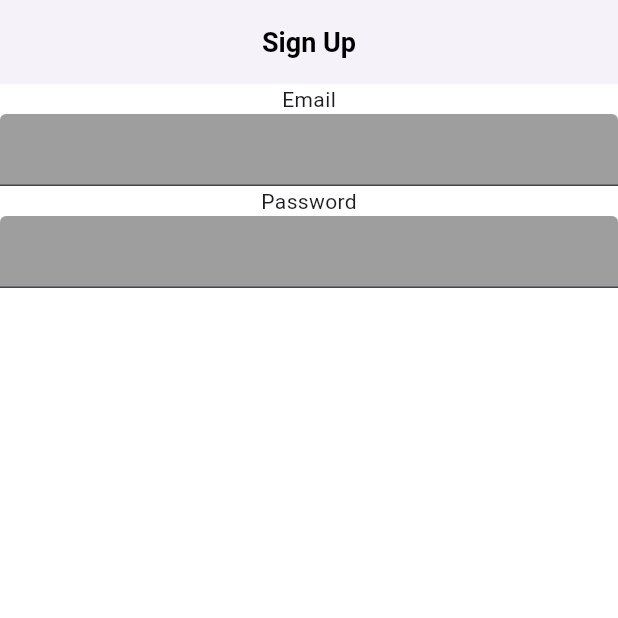
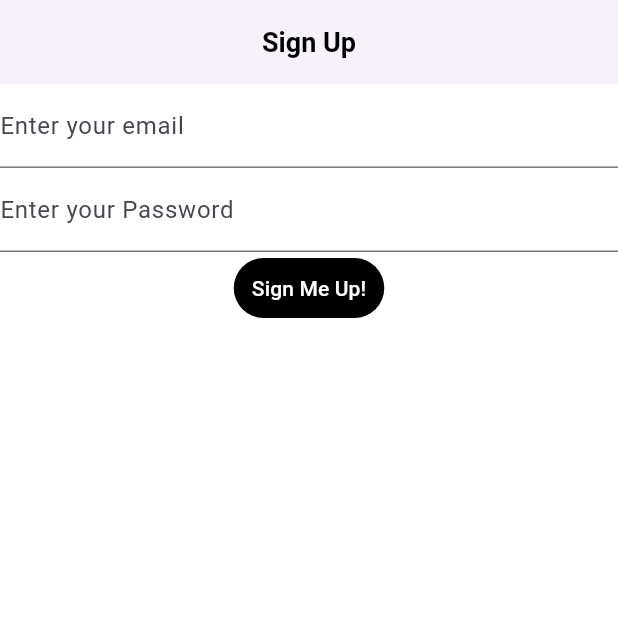
Before and after one commit to VorahPong/Printer_Shop, a Flutter app: the screen it shows after launch, on a phone screen of 412 x 824 dp, the top half of it. Run offline on Flutter 3.47's test engine with Material 3 defaults, Android fonts, the light colour scheme and no system bars.

Commit message:
Rework the style on Sign Up page

```diff
--- a/lib/sign_up.dart
+++ b/lib/sign_up.dart
@@ -19,32 +19,49 @@ class SignUpPage extends StatelessWidget {
         //
 
         // middle of the page
-        body: Column(
+        body: middle(),
+        //
+
+    );
+  }
+
+// Middle page include input for email, password, and a sign up button
+  Column middle() {
+    return Column(
           children: [
 
               // Email input
-                Text('Email'),
-                TextField(
-                    decoration: InputDecoration(
-                        filled: true,
-                        fillColor: Colors.grey,
+              TextFormField(
+                  decoration: const InputDecoration(
+                      border: UnderlineInputBorder(),
+                      labelText: 'Enter your email',
                   ),
               ),
               //
 
               // Password input
-                Text('Password'),
-                TextField(
-                    decoration: InputDecoration(
-                        filled: true,
-                        fillColor: Colors.grey,
+              TextFormField(
+                  decoration: const InputDecoration(
+                      border: UnderlineInputBorder(),
+                      labelText: 'Enter your Password',
                   ),
               ),
               //
+
+              // Button
+              TextButton(
+                  style: ButtonStyle(
+                      backgroundColor: MaterialStateProperty.all<Color>(Colors.black),
+                  ),
+                  onPressed: () {},
+                  child: Text(
+                      'Sign Me Up!',
+                      style: TextStyle(color: Colors.white), // to ensure the text is visible
+                  ),
+              ),
+
+              //
           ],
-        ),
-        //
-
       );
   }
 
```
Lines whose indentation alone changed are shown as unchanged.
